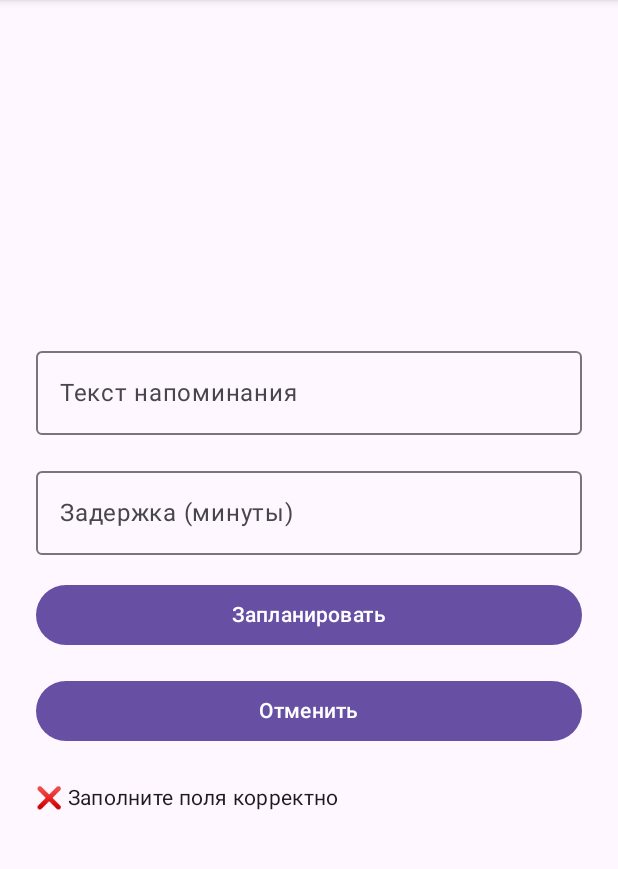
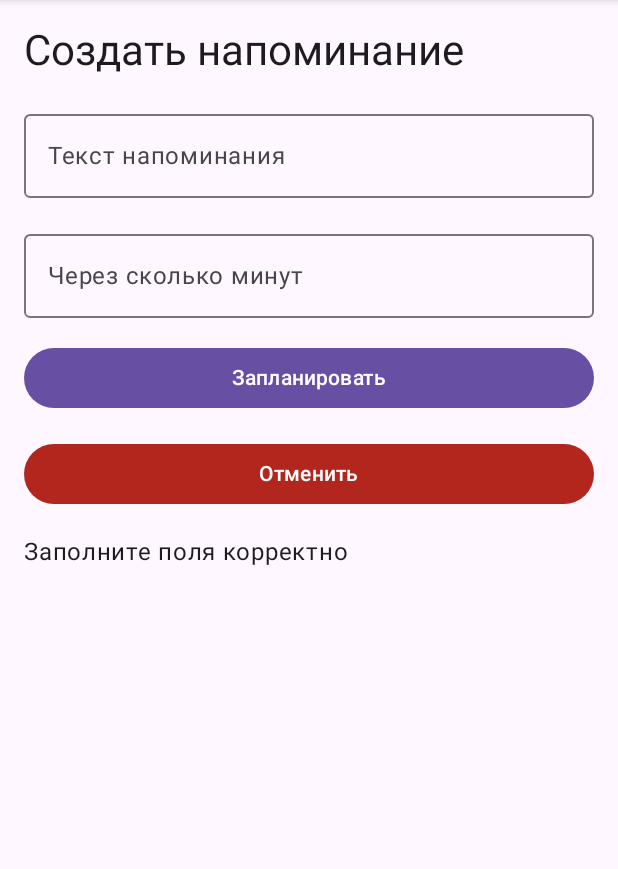
Before and after one commit to DJkeee/android_lab_4, an Android app built with Jetpack Compose: the screen it shows after launch (MainActivity), after a tap on "Запланировать", on a phone screen of 412 x 824 dp, the part 84-953 px from its top. Run offline under Robolectric (Android 15) with nearby library versions, the phone set to English and light mode, and no system bars; 1 statement that could not run was skipped.

```diff
--- a/app/build.gradle.kts
+++ b/app/build.gradle.kts
@@ -49,6 +49,7 @@ dependencies {
     implementation(libs.androidx.compose.ui.graphics)
     implementation(libs.androidx.compose.ui.tooling.preview)
     implementation(libs.androidx.compose.material3)
+    implementation(libs.androidx.work.runtime.ktx)
     testImplementation(libs.junit)
     androidTestImplementation(libs.androidx.junit)
     androidTestImplementation(libs.androidx.espresso.core)
@@ -56,4 +57,5 @@ dependencies {
     androidTestImplementation(libs.androidx.compose.ui.test.junit4)
     debugImplementation(libs.androidx.compose.ui.tooling)
     debugImplementation(libs.androidx.compose.ui.test.manifest)
+    implementation("androidx.work:work-runtime-ktx:2.9.0")
 }
--- a/app/src/main/java/com/example/lab_4/MainActivity.kt
+++ b/app/src/main/java/com/example/lab_4/MainActivity.kt
@@ -1,23 +1,45 @@
 package com.example.lab_4
 
+import android.Manifest
+import android.content.pm.PackageManager
+import android.os.Build
 import android.os.Bundle
 import androidx.activity.ComponentActivity
+import androidx.activity.compose.rememberLauncherForActivityResult
 import androidx.activity.compose.setContent
+import androidx.activity.result.contract.ActivityResultContracts
 import androidx.activity.viewModels
-import androidx.compose.foundation.layout.*
-import androidx.compose.foundation.text.KeyboardOptions
-import androidx.compose.material3.*
-import androidx.compose.runtime.*
+import androidx.compose.foundation.layout.Arrangement
+import androidx.compose.foundation.layout.Column
+import androidx.compose.foundation.layout.fillMaxSize
+import androidx.compose.foundation.layout.fillMaxWidth
+import androidx.compose.foundation.layout.padding
+import androidx.compose.material3.Button
+import androidx.compose.material3.ButtonDefaults
+import androidx.compose.material3.MaterialTheme
+import androidx.compose.material3.OutlinedTextField
+import androidx.compose.material3.Scaffold
+import androidx.compose.material3.SnackbarDuration
+import androidx.compose.material3.SnackbarHost
+import androidx.compose.material3.SnackbarHostState
+import androidx.compose.material3.Surface
+import androidx.compose.material3.Text
+import androidx.compose.runtime.Composable
+import androidx.compose.runtime.collectAsState
+import androidx.compose.runtime.getValue
+import androidx.compose.runtime.remember
+import androidx.compose.runtime.rememberCoroutineScope
 import androidx.compose.ui.Modifier
-import androidx.compose.ui.text.input.KeyboardType
+import androidx.compose.ui.platform.LocalContext
 import androidx.compose.ui.unit.dp
-
+import androidx.core.content.ContextCompat
+import kotlinx.coroutines.launch
 
 class MainActivity : ComponentActivity() {
-    private val viewModel: ReminderViewModel by viewModels()
-
     override fun onCreate(savedInstanceState: Bundle?) {
         super.onCreate(savedInstanceState)
+        val viewModel: ReminderViewModel by viewModels()
+
         setContent {
             MaterialTheme {
                 Surface(modifier = Modifier.fillMaxSize()) {
@@ -28,40 +50,70 @@ class MainActivity : ComponentActivity() {
     }
 }
 
-@OptIn(ExperimentalMaterial3Api::class)
 @Composable
 fun ReminderScreen(viewModel: ReminderViewModel) {
+    val context = LocalContext.current
     val text by viewModel.text.collectAsState()
     val minutes by viewModel.minutes.collectAsState()
     val status by viewModel.status.collectAsState()
+    val snackbarHostState = remember { SnackbarHostState() }
+    val scopeForNotify = rememberCoroutineScope()
 
+    val permissionLauncher = rememberLauncherForActivityResult(
+        contract = ActivityResultContracts.RequestPermission()
+    ) { isGranted ->
+        if (isGranted) {
+            viewModel.scheduleReminder()
+        } else {
+            scopeForNotify.launch {
+                snackbarHostState.showSnackbar(
+                    message = "Для уведомлений необходимо разрешить доступ",
+                    duration = SnackbarDuration.Short
+                )
+            }
+        }
+    }
+
+    Scaffold(
+        snackbarHost = { SnackbarHost(hostState = snackbarHostState) }
+    ) { paddingValues ->
         Column(
             modifier = Modifier
-            .fillMaxSize()
-            .padding(24.dp),
+                .padding(paddingValues)
+                .padding(16.dp)
+                .fillMaxSize(),
             verticalArrangement = Arrangement.spacedBy(16.dp)
         ) {
-        Spacer(modifier = Modifier.weight(1f))
+            Text(text = "Создать напоминание", style = MaterialTheme.typography.headlineMedium)
 
             OutlinedTextField(
                 value = text,
                 onValueChange = { viewModel.updateText(it) },
                 label = { Text("Текст напоминания") },
-            modifier = Modifier.fillMaxWidth(),
-            singleLine = true
+                modifier = Modifier.fillMaxWidth()
             )
 
             OutlinedTextField(
                 value = minutes,
                 onValueChange = { viewModel.updateMinutes(it) },
-            label = { Text("Задержка (минуты)") },
-            keyboardOptions = KeyboardOptions(keyboardType = KeyboardType.Number),
-            singleLine = true,
+                label = { Text("Через сколько минут") },
                 modifier = Modifier.fillMaxWidth()
             )
 
             Button(
-            onClick = { viewModel.scheduleReminder() },
+                onClick = {
+                    if (Build.VERSION.SDK_INT >= Build.VERSION_CODES.TIRAMISU) {
+                        val permission = Manifest.permission.POST_NOTIFICATIONS
+
+                        if (ContextCompat.checkSelfPermission(context, permission) == PackageManager.PERMISSION_GRANTED) {
+                            viewModel.scheduleReminder()
+                        } else {
+                            permissionLauncher.launch(permission)
+                        }
+                    } else {
+                        viewModel.scheduleReminder()
+                    }
+                },
                 modifier = Modifier.fillMaxWidth()
             ) {
                 Text("Запланировать")
@@ -69,19 +121,15 @@ fun ReminderScreen(viewModel: ReminderViewModel) {
 
             Button(
                 onClick = { viewModel.cancelReminder() },
-            modifier = Modifier.fillMaxWidth()
+                modifier = Modifier.fillMaxWidth(),
+                colors = ButtonDefaults.buttonColors(containerColor = MaterialTheme.colorScheme.error)
             ) {
                 Text("Отменить")
             }
 
             if (status.isNotEmpty()) {
-            Text(
-                text = status,
-                style = MaterialTheme.typography.bodyMedium,
-                modifier = Modifier.padding(top = 8.dp)
-            )
-        }
-
-        Spacer(modifier = Modifier.weight(1f))
+                Text(text = status, style = MaterialTheme.typography.bodyLarge)
             }
         }
+    }
+}
--- a/app/src/main/java/com/example/lab_4/NotificationHelper.kt
+++ /dev/null
@@ -1,44 +0,0 @@
-package com.example.lab_4
-
-import android.app.NotificationChannel
-import android.app.NotificationManager
-import android.content.Context
-import androidx.core.app.NotificationCompat
-
-
-class NotificationHelper(private val context: Context) {
-    private val notificationManager =
-        context.getSystemService(Context.NOTIFICATION_SERVICE) as NotificationManager
-
-    fun createNotificationChannel() {
-
-        if (notificationManager.getNotificationChannel(CHANNEL_ID) != null) {
-            return
-        }
-
-        val channel = NotificationChannel(
-            CHANNEL_ID,
-            "Напоминания",
-            NotificationManager.IMPORTANCE_HIGH
-        ).apply {
-            description = "Канал для напоминаний по будильнику"
-        }
-        notificationManager.createNotificationChannel(channel)
-    }
-
-    fun showNotification(text: String) {
-        val notification = NotificationCompat.Builder(context, CHANNEL_ID)
-            .setSmallIcon(android.R.drawable.ic_dialog_info)
-            .setContentTitle("Напоминание")
-            .setContentText(text)
-            .setPriority(NotificationCompat.PRIORITY_HIGH)
-            .setAutoCancel(true)
-            .build()
-        notificationManager.notify(NOTIFICATION_ID, notification)
-    }
-
-    companion object {
-        private const val CHANNEL_ID = "reminder"
-        private const val NOTIFICATION_ID = 1
-    }
-}
--- a/app/src/main/java/com/example/lab_4/ReminderViewModel.kt
+++ b/app/src/main/java/com/example/lab_4/ReminderViewModel.kt
@@ -2,57 +2,57 @@ package com.example.lab_4
 
 import android.app.Application
 import androidx.lifecycle.AndroidViewModel
+import androidx.work.ExistingWorkPolicy
+import androidx.work.OneTimeWorkRequestBuilder
+import androidx.work.WorkManager
+import androidx.work.workDataOf
 import kotlinx.coroutines.flow.MutableStateFlow
 import kotlinx.coroutines.flow.asStateFlow
-import android.os.Build
-
+import java.util.concurrent.TimeUnit
 
 class ReminderViewModel(application: Application) : AndroidViewModel(application) {
-    private val alarmHelper = AlarmHelper(application)
-    private val notificationHelper = NotificationHelper(application)
-
+    private val workManager = WorkManager.getInstance(application)
     private val _text = MutableStateFlow("")
     val text = _text.asStateFlow()
-
     private val _minutes = MutableStateFlow("")
     val minutes = _minutes.asStateFlow()
-
     private val _status = MutableStateFlow("")
     val status = _status.asStateFlow()
-
-    init {
-        notificationHelper.createNotificationChannel()
-    }
-
-    fun scheduleReminder() {
-        val reminderText = _text.value.trim()
-        val delayMinutes = _minutes.value.trim().toIntOrNull()
-
-        if (delayMinutes == null || reminderText.isBlank()) {
-            _status.value = "❌ Заполните поля корректно"
-            return
-        }
-
-        if (Build.VERSION.SDK_INT >= Build.VERSION_CODES.S && !alarmHelper.canScheduleExactAlarms()) {
-            _status.value = "⚠️ Требуется разрешение на будильник"
-            alarmHelper.openAlarmSettings()
-            return
-        }
-
-        alarmHelper.scheduleReminder(reminderText, delayMinutes)
-        _status.value = "✅ Напоминание через $delayMinutes мин"
-    }
-
-    fun cancelReminder() {
-        alarmHelper.cancelReminder()
-        _status.value = "Напоминание отменено"
-    }
 
     fun updateText(newText: String) {
         _text.value = newText
     }
 
     fun updateMinutes(newMinutes: String) {
-        _minutes.value = newMinutes.filter { it.isDigit() }
+        _minutes.value = newMinutes
+    }
+
+    fun scheduleReminder() {
+        val min = _minutes.value.toLongOrNull()
+        val reminderText = _text.value
+
+        if (min != null && reminderText.isNotBlank()) {
+            val data = workDataOf("ТЕКСТ" to reminderText)
+
+            val workRequest = OneTimeWorkRequestBuilder<ReminderWorker>()
+                .setInitialDelay(min, TimeUnit.MINUTES)
+                .setInputData(data)
+                .build()
+
+            workManager.enqueueUniqueWork(
+                "воркер",
+                ExistingWorkPolicy.REPLACE,
+                workRequest
+            )
+
+            _status.value = "Напоминание запланировано через $min мин."
+        } else {
+            _status.value = "Заполните поля корректно"
+        }
+    }
+
+    fun cancelReminder() {
+        workManager.cancelUniqueWork("воркер")
+        _status.value = "Напоминание отменено"
     }
 }
--- a/gradle/libs.versions.toml
+++ b/gradle/libs.versions.toml
@@ -8,6 +8,7 @@ espressoCore = "3.7.0"
 lifecycleRuntimeKtx = "2.9.4"
 activityCompose = "1.11.0"
 composeBom = "2024.09.00"
+workRuntimeKtx = "2.9.0"
 
 [libraries]
 androidx-core-ktx = { group = "androidx.core", name = "core-ktx", version.ref = "coreKtx" }
@@ -24,6 +25,7 @@ androidx-compose-ui-tooling-preview = { group = "androidx.compose.ui", name = "u
 androidx-compose-ui-test-manifest = { group = "androidx.compose.ui", name = "ui-test-manifest" }
 androidx-compose-ui-test-junit4 = { group = "androidx.compose.ui", name = "ui-test-junit4" }
 androidx-compose-material3 = { group = "androidx.compose.material3", name = "material3" }
+androidx-work-runtime-ktx = { group = "androidx.work", name = "work-runtime-ktx", version.ref = "workRuntimeKtx" }
 
 [plugins]
 android-application = { id = "com.android.application", version.ref = "agp" }
```
Also changed, not shown: app/src/main/AndroidManifest.xml (+0 -10 lines), app/src/main/java/com/example/lab_4/AlarmHelper.kt (deleted, +0 -59 lines), app/src/main/java/com/example/lab_4/AlarmReciever.kt (deleted, +0 -20 lines), app/src/main/java/com/example/lab_4/ReminderWorker.kt (added, +56 -0 lines). Lines whose indentation alone changed are shown as unchanged.
